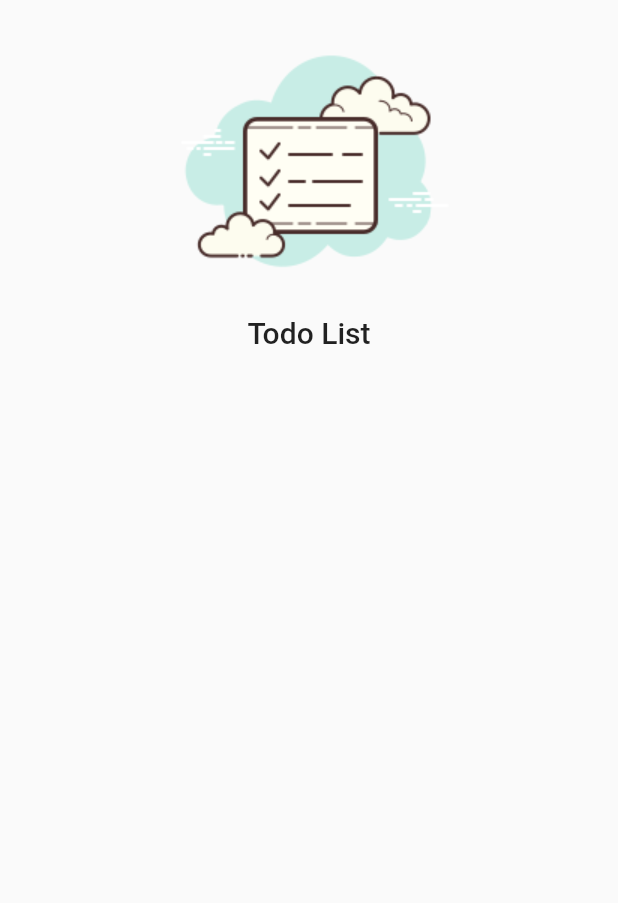
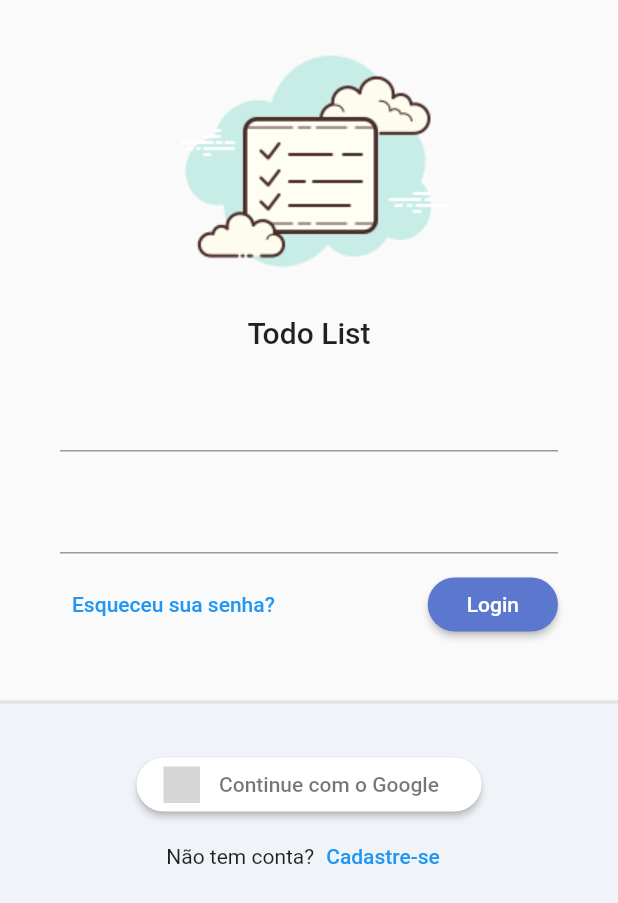
Before and after one commit to venancio-guilherme/TodoList-Provider, a Flutter app: the screen it shows after launch, on a phone screen of 412 x 824 dp. Shown: the top 903 px of the screen. Run offline on Flutter 3.47's test engine with Material 2 defaults, Android fonts, the phone set to English and light mode, and no system bars; our stand-ins replace flutter_signin_button, google_fonts, sqflite, synchronized; accounts and stored records are empty; Roboto replaces fonts that are missing (Mandali); grey boxes are pictures that could not be loaded.

Commit message:
Inserção do Form e dos Buttons na LoginPage

```diff
--- a/lib/app/app_widget.dart
+++ b/lib/app/app_widget.dart
@@ -1,6 +1,7 @@
 import 'package:flutter/material.dart';
 import 'package:provider/provider.dart';
 import 'package:todo_list_provider/app/core/database/sqlite_adm_connection.dart';
+import 'package:todo_list_provider/app/core/ui/todo_list_ui_config.dart';
 import 'package:todo_list_provider/app/modules/auth/auth_module.dart';
 import 'package:todo_list_provider/app/modules/auth/login/login_controller.dart';
 import 'package:todo_list_provider/app/modules/auth/login/login_page.dart';
@@ -33,6 +34,7 @@ class _AppWidgetState extends State<AppWidget> {
     return MaterialApp(
       title: 'Todo List Provider',
       initialRoute: '/login',
+      theme: TodoListUiConfig.theme,
       routes: {...AuthModule().routers},
       home: const SplashPage(),
     );
--- /dev/null
+++ b/lib/app/core/ui/todo_list_ui_config.dart
@@ -0,0 +1,17 @@
+import 'package:flutter/material.dart';
+import 'package:google_fonts/google_fonts.dart';
+
+class TodoListUiConfig {
+  TodoListUiConfig._();
+
+  static get theme => ThemeData(
+        textTheme: GoogleFonts.mandaliTextTheme(),
+        primaryColor: const Color(0xff5C77CE),
+        primaryColorLight: const Color(0xffABC8F7),
+        elevatedButtonTheme: ElevatedButtonThemeData(
+          style: ElevatedButton.styleFrom(
+            backgroundColor: const Color(0xff5C77CE),
+          ),
+        ),
+      );
+}
--- a/lib/app/modules/auth/login/login_page.dart
+++ b/lib/app/modules/auth/login/login_page.dart
@@ -1,4 +1,6 @@
 import 'package:flutter/material.dart';
+import 'package:flutter_signin_button/button_list.dart';
+import 'package:flutter_signin_button/button_view.dart';
 import 'package:provider/provider.dart';
 import 'package:todo_list_provider/app/core/widget/todo_list_logo.dart';
 import 'package:todo_list_provider/app/modules/auth/login/login_controller.dart';
@@ -17,14 +19,90 @@ class LoginPage extends StatelessWidget {
               constraints: BoxConstraints(
                   minHeight: constraints.maxHeight,
                   minWidth: constraints.maxWidth),
-              child: const IntrinsicHeight(
+              child: IntrinsicHeight(
                   child: Column(
                 mainAxisSize: MainAxisSize.min,
                 children: [
-                  SizedBox(
+                  const SizedBox(
                     height: 10,
                   ),
-                  TodoListLogo(),
+                  const TodoListLogo(),
+                  Padding(
+                    padding: const EdgeInsets.symmetric(
+                        horizontal: 40.0, vertical: 20.0),
+                    child: Form(
+                      child: Column(
+                        children: [
+                          TextFormField(),
+                          const SizedBox(height: 20),
+                          TextFormField(),
+                          const SizedBox(height: 10),
+                          Row(
+                            mainAxisAlignment: MainAxisAlignment.spaceBetween,
+                            children: [
+                              TextButton(
+                                onPressed: () {},
+                                child: const Text('Esqueceu sua senha?'),
+                              ),
+                              ElevatedButton(
+                                onPressed: () {},
+                                style: ElevatedButton.styleFrom(
+                                    shape: RoundedRectangleBorder(
+                                  borderRadius: BorderRadius.circular(20),
+                                )),
+                                child: const Padding(
+                                  padding: EdgeInsets.all(10.0),
+                                  child: Text('Login'),
+                                ),
+                              )
+                            ],
+                          )
+                        ],
+                      ),
+                    ),
+                  ),
+                  const SizedBox(
+                    height: 20,
+                  ),
+                  Expanded(
+                    child: Container(
+                      decoration: BoxDecoration(
+                        color: const Color(0xffF0F3F7),
+                        border: Border(
+                          top: BorderSide(
+                            width: 2,
+                            color: Colors.grey.withAlpha(50),
+                          ),
+                        ),
+                      ),
+                      child: Column(
+                        children: [
+                          const SizedBox(
+                            height: 30,
+                          ),
+                          SignInButton(
+                            Buttons.Google,
+                            padding: const EdgeInsets.all(5),
+                            shape: OutlineInputBorder(
+                                borderRadius: BorderRadius.circular(30),
+                                borderSide: BorderSide.none),
+                            onPressed: () {},
+                            text: 'Continue com o Google',
+                          ),
+                          Row(
+                            mainAxisAlignment: MainAxisAlignment.center,
+                            children: [
+                              const Text('Não tem conta?'),
+                              TextButton(
+                                onPressed: () {},
+                                child: const Text('Cadastre-se'),
+                              )
+                            ],
+                          )
+                        ],
+                      ),
+                    ),
+                  ),
                 ],
               )),
             ),
--- a/pubspec.yaml
+++ b/pubspec.yaml
@@ -39,6 +39,8 @@ dependencies:
   sqflite: ^2.3.0
   synchronized: ^3.1.0
   path: ^1.8.3
+  google_fonts: ^6.0.0
+  flutter_signin_button: ^2.0.0
 
 dev_dependencies:
   flutter_test:
```
Also changed, not shown: pubspec.lock.
